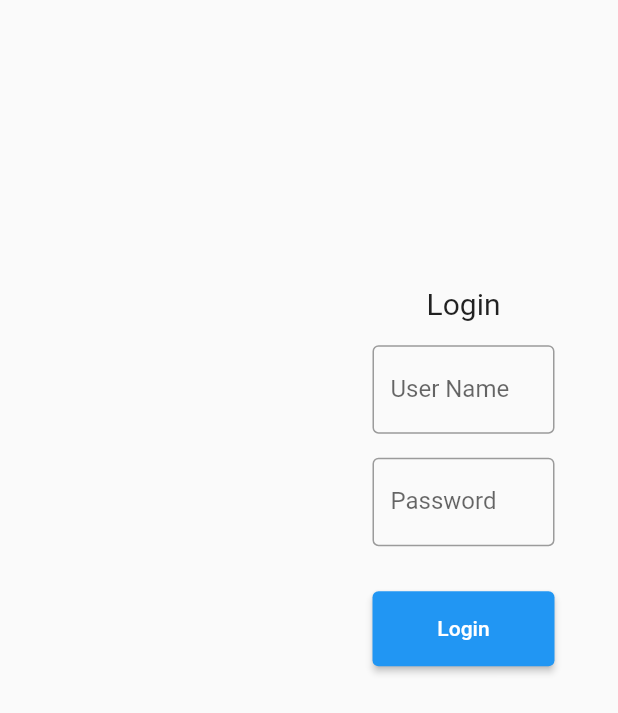
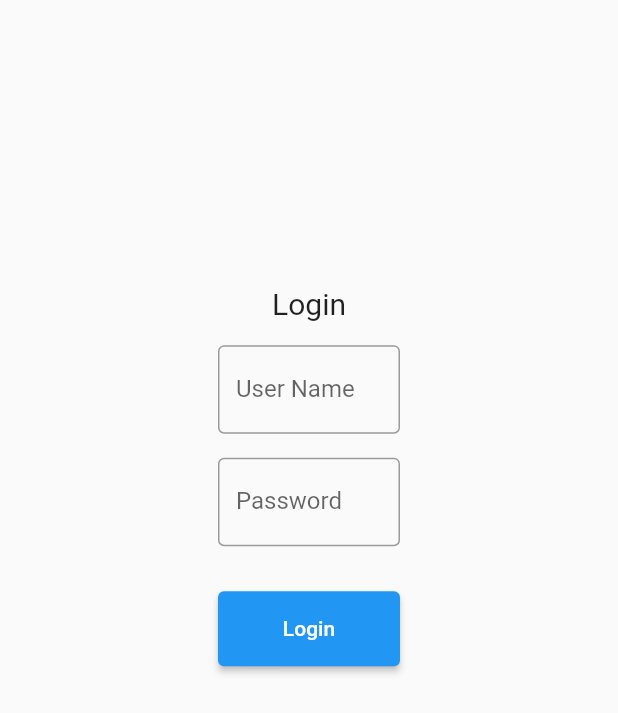
Before and after one commit to Mohammed-Faris/Flutterweb-dashboard, a Flutter app: the screen it shows after launch, on a phone screen of 412 x 824 dp. Shown: the top 713 px of the screen. Run offline on Flutter 3.47's test engine with Material 2 defaults, Android fonts, the phone set to English and light mode, and no system bars; our stand-ins replace bloc, connectivity_plus, flutter_bloc, flutter_svg, go_router; missing offline and left inert: universal_html; accounts and stored records are empty.

Commit message:
minor changes

```diff
--- a/lib/screens/dashboard/dashboard_screen.dart
+++ b/lib/screens/dashboard/dashboard_screen.dart
@@ -58,7 +58,6 @@ class _DashBoardScreenState extends State<DashBoardScreen> {
         body: Stack(
           children: [
             Scaffold(
-              // key: SingletonScaffold().scaffoldKey,
               body: Padding(
                 padding: const EdgeInsets.only(left: 145),
                 child: widget.child,
--- a/lib/screens/dashboard/watchlist_screen.dart
+++ b/lib/screens/dashboard/watchlist_screen.dart
@@ -142,7 +142,6 @@ class _WatchListScreenState extends State<WatchListScreen> {
                   ),
                 ),
               )),
-          // Expanded(flex: int.parse(six.toString()), child: const ChartCard()),
         ],
       );
     });
--- a/lib/screens/login/login_screen.dart
+++ b/lib/screens/login/login_screen.dart
@@ -17,15 +17,6 @@ class LoginScreen extends StatelessWidget {
     return Scaffold(
       body: Row(
         children: [
-          const Expanded(
-            flex: 1,
-            child: Center(
-                // child: Image.asset(
-                //   sbibanner,
-                //   width: twohundred,
-                // ),
-                ),
-          ),
           Expanded(
             flex: 1,
             child: Container(
```
Also changed, not shown: lib/constants/singleton_scaffold.dart (deleted, +0 -21 lines).
